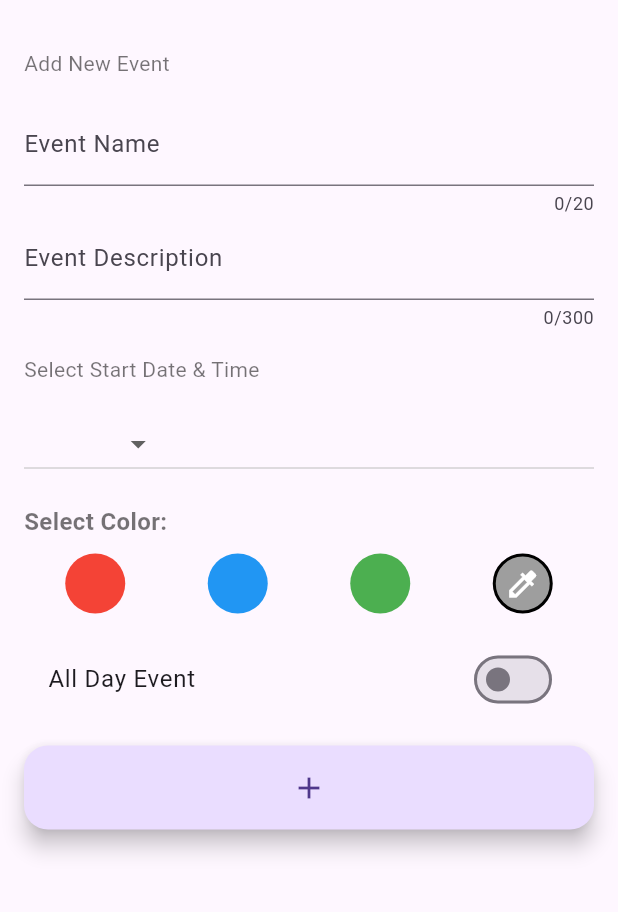
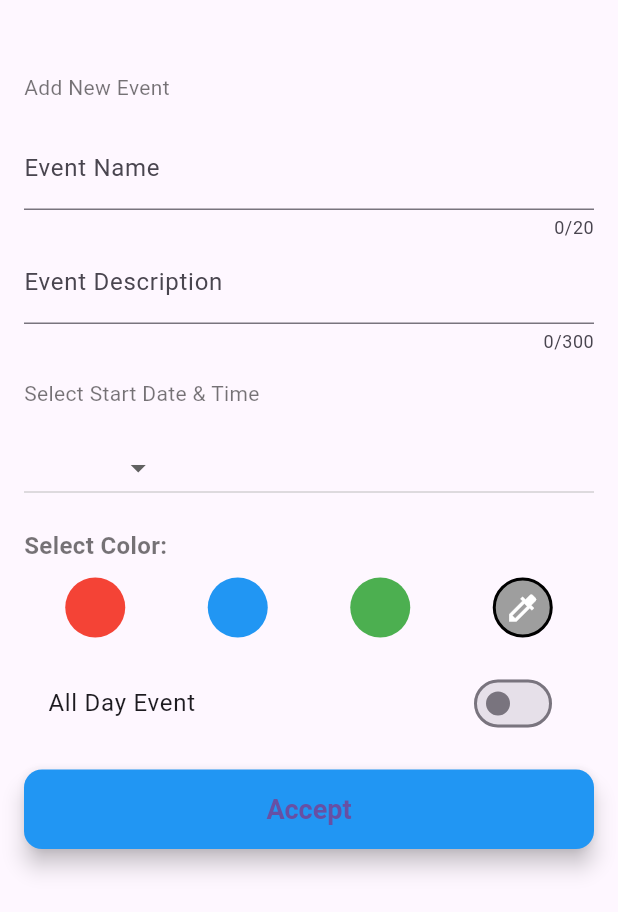
Before and after one commit to MichaelXerxes/dissertation_project_app, a Flutter app: the AddNewEventForBottomSheet widget shown alone on an empty page, opened directly with empty values, on a phone screen of 412 x 824 dp. Shown: the top 912 px of the screen. Run offline on Flutter 3.47's test engine with Material 3 defaults, Android fonts, the phone set to English and light mode, and no system bars; our stand-ins replace bloc, connectivity_plus, equatable, flutter_bloc, flutter_colorpicker, flutter_local_notifications and 6 more; accounts and stored records are empty.

```diff
--- a/lib/feature/services/to_do_list/presentation/screens/add_item_page.dart
+++ b/lib/feature/services/to_do_list/presentation/screens/add_item_page.dart
@@ -4,7 +4,7 @@ import 'package:dissertation_project_app/core/widgets/priority_dropdown/priority
 import 'package:dissertation_project_app/core/enums/piority_level_enum.dart';
 import 'package:dissertation_project_app/feature/services/to_do_list/models/to_do_item/to_do_item_model.dart';
 import 'package:dissertation_project_app/feature/services/to_do_list/bloc/to_do_bloc.dart';
-import 'package:dissertation_project_app/feature/services/to_do_list/presentation/widgets/custom_floating_button.dart';
+import 'package:dissertation_project_app/core/widgets/buttons/custom_floating_button.dart';
 import 'package:dissertation_project_app/feature/services/to_do_list/presentation/widgets/date_picker.dart';
 import 'package:flutter/material.dart';
 import 'package:flutter_bloc/flutter_bloc.dart';
--- a/lib/feature/services/to_do_list/presentation/screens/edit_item_page.dart
+++ b/lib/feature/services/to_do_list/presentation/screens/edit_item_page.dart
@@ -3,7 +3,7 @@ import 'package:dissertation_project_app/core/widgets/priority_dropdown/priority
 import 'package:dissertation_project_app/core/enums/piority_level_enum.dart';
 import 'package:dissertation_project_app/feature/services/to_do_list/models/to_do_item/to_do_item_model.dart';
 import 'package:dissertation_project_app/feature/services/to_do_list/bloc/to_do_bloc.dart';
-import 'package:dissertation_project_app/feature/services/to_do_list/presentation/widgets/custom_floating_button.dart';
+import 'package:dissertation_project_app/core/widgets/buttons/custom_floating_button.dart';
 import 'package:dissertation_project_app/feature/services/to_do_list/presentation/widgets/date_picker.dart';
 import 'package:flutter/material.dart';
 import 'package:flutter_bloc/flutter_bloc.dart';
--- a/lib/feature/services/to_do_list/presentation/widgets/date_picker.dart
+++ b/lib/feature/services/to_do_list/presentation/widgets/date_picker.dart
@@ -1,5 +1,5 @@
 import 'package:dissertation_project_app/core/helpers/date_format_helper.dart';
-import 'package:dissertation_project_app/feature/services/to_do_list/presentation/widgets/custom_floating_button.dart';
+import 'package:dissertation_project_app/core/widgets/buttons/custom_floating_button.dart';
 import 'package:flutter/material.dart';
 import 'package:intl/intl.dart';
 
--- a/lib/feature/services/work_manager/bloc/work_manager_event.dart
+++ b/lib/feature/services/work_manager/bloc/work_manager_event.dart
@@ -24,15 +24,19 @@ class AddMeetingEvent extends WorkManagerEvent {
   List<Object> get props => [eventName, eventDescription, startDate, finishDate,background, isAllDay];
 }
 class DisplayMeetingEvent extends WorkManagerEvent {
-  final List<Meeting> meetings;
+  // final List<Meeting> meetings;
+  //
+  // const DisplayMeetingEvent({
+  //   required this.meetings,
+  // });
+  const DisplayMeetingEvent();  // No arguments needed
 
-  const DisplayMeetingEvent({
-    required this.meetings,
-  });
+  @override
+  List<Object> get props => [];
 
 
-  @override
-  List<Object> get props => [meetings];
+  // @override
+  // List<Object> get props => [meetings];
 }
 
 class MeetingRemoveEvent extends WorkManagerEvent {
--- a/lib/feature/services/work_manager/data/hive/work_manager_hive.dart
+++ b/lib/feature/services/work_manager/data/hive/work_manager_hive.dart
@@ -6,7 +6,7 @@ import 'package:intl/intl.dart';
 part 'work_manager_hive.g.dart';
 
 @HiveType(typeId: HiveProperties.workManagerID)
-class Meeting {
+class WorkManagerHive {
   @HiveField(0)
   final String eventName;
 
@@ -25,7 +25,7 @@ class Meeting {
   @HiveField(5)
   final bool isAllDay;
 
-  Meeting({
+  WorkManagerHive({
     required this.eventName,
     required this.eventDescription,
     required this.startDate,
--- a/lib/feature/services/work_manager/presentation/screens/add_new_event_screen.dart
+++ b/lib/feature/services/work_manager/presentation/screens/add_new_event_screen.dart
@@ -166,7 +166,6 @@ class _AddNewEventScreenState extends State<AddNewEventScreen> {
   Widget build(BuildContext context) {
     return widget.isLastDateVisible == true
         ? AddNewEventForScafold(
-            isLastDateVisible: widget.isLastDateVisible,
             formKey: _formKey,
             selectedColor: _selectedColor,
             controllerName: _controllerName,
@@ -193,7 +192,6 @@ class _AddNewEventScreenState extends State<AddNewEventScreen> {
             },
           )
         : AddNewEventForBottomSheet(
-            isLastDateVisible: widget.isLastDateVisible,
             formKey: _formKey,
             selectedColor: _selectedColor,
             controllerName: _controllerName,
--- a/lib/feature/services/work_manager/presentation/widgets/add_new_event_for_bottom_sheet.dart
+++ b/lib/feature/services/work_manager/presentation/widgets/add_new_event_for_bottom_sheet.dart
@@ -1,10 +1,10 @@
 import 'package:dissertation_project_app/core/tools/constants.dart';
+import 'package:dissertation_project_app/core/widgets/buttons/custom_floating_button.dart';
 import 'package:dissertation_project_app/feature/services/work_manager/presentation/widgets/color_selector.dart';
 import 'package:dissertation_project_app/feature/services/work_manager/presentation/widgets/custom_dropdown_hours.dart';
 import 'package:flutter/material.dart';
 
 class AddNewEventForBottomSheet extends StatelessWidget {
-  final bool isLastDateVisible;
   final GlobalKey<FormState> formKey;
   TextEditingController? controllerName;
   TextEditingController? controllerDescription;
@@ -24,7 +24,6 @@ class AddNewEventForBottomSheet extends StatelessWidget {
 
   AddNewEventForBottomSheet({
     super.key,
-    required this.isLastDateVisible,
     required this.formKey,
     this.controllerName,
     this.controllerDescription,
@@ -46,13 +45,17 @@ class AddNewEventForBottomSheet extends StatelessWidget {
   @override
   Widget build(BuildContext context) {
     return SingleChildScrollView(
-      reverse: true,
+      //reverse: true,
+        padding: EdgeInsets.only(
+          bottom: MediaQuery.of(context).viewInsets.bottom,  // Adjust padding based on keyboard
+          top: 16.0,
+        ),
       child: Padding(
         padding: const EdgeInsets.all(16.0),
         child: Form(
           key: formKey,
           child: ListView(
-            shrinkWrap: true, // Add this line
+            shrinkWrap: true,
             physics: const NeverScrollableScrollPhysics(),
             children: <Widget>[
               const SizedBox(height: 16),
@@ -80,45 +83,16 @@ class AddNewEventForBottomSheet extends StatelessWidget {
                 maxLines: null,
               ),
               const SizedBox(height: 16),
-              if (isLastDateVisible) ...[
-                ListTile(
-                  title: const Text('From'),
-                  subtitle: Text(fromSelectedDate != null &&
-                          fromSelectedTime != null
-                      ? '${fromSelectedDate!.toLocal().toString().split(' ')[0]} ${fromSelectedTime!.format(context)}'
-                      : 'Select Start Date & Time'),
-                  trailing: IconButton(
-                    icon: const Icon(Icons.calendar_today),
-                    onPressed: selectFromDateTime,
-                  ),
-                ),
-                ListTile(
-                  title: const Text('To'),
-                  subtitle: Text(toSelectedDate != null &&
-                          toSelectedTime != null
-                      ? '${toSelectedDate!.toLocal().toString().split(' ')[0]} ${toSelectedTime!.format(context)}'
-                      : 'Select End Date & Time'),
-                  trailing: IconButton(
-                    icon: const Icon(Icons.calendar_today),
-                    onPressed: selectToDateTime,
-                  ),
-                ),
-              ] else ...[
-                Text(fromSelectedDate != null &&
-                        fromSelectedTime != null
+              Text(
+                fromSelectedDate != null && fromSelectedTime != null
                     ? '${fromSelectedDate!.toLocal().toString().split(' ')[0]} ${fromSelectedTime!.format(context)}'
-                    : 'Select Start Date & Time'),
-              ],
+                    : 'Select Start Date & Time',
+              ),
               const SizedBox(height: 16),
               CustomDropDownHours(
-                  value: eventDurationPerDay,
-                  selectedHours: onEventDurationPerDay
-                  //     (selectedHours) {
-                  //   setState(() {
-                  //     widget.eventDurationPerDay = selectedHours;
-                  //   });
-                  // },
-                  ),
+                value: eventDurationPerDay,
+                selectedHours: onEventDurationPerDay,
+              ),
               const SizedBox(height: 16),
               ColorSelector(
                 initialColor: selectedColor,
@@ -128,17 +102,12 @@ class AddNewEventForBottomSheet extends StatelessWidget {
               SwitchListTile(
                 title: const Text('All Day Event'),
                 value: isAllDay,
-                onChanged:onAllDay
-                //     (bool value) {
-                //   setState(() {
-                //     widget.isAllDay = value;
-                //   });
-                // },
+                onChanged: onAllDay,
               ),
               const SizedBox(height: 16),
-              FloatingActionButton(
+              CustomFloatingButton(
                 onPressed: addMeeting,
-                child: const Icon(Icons.add),
+                buttonText: 'Accept',
               ),
               const SizedBox(height: 32),
             ],
```
Also changed, not shown: lib/core/storage_hive/color_adapter/color_adapter_hive.dart (added, +19 -0 lines), lib/core/storage_hive/hive_register_adapter.dart (+8 -0 lines), lib/feature/services/work_manager/bloc/work_manager_bloc.dart (+76 -3 lines), lib/feature/services/work_manager/presentation/screens/work_manager_screen.dart (+19 -9 lines), lib/feature/services/work_manager/presentation/widgets/add_new_event_for_scafold.dart (+22 -24 lines), lib/core/widgets/buttons/custom_floating_button.dart (renamed from lib/feature/services/to_do_list/presentation/widgets/custom_floating_button.dart), lib/feature/services/work_manager/data/hive/work_manager_hive.g.dart.
